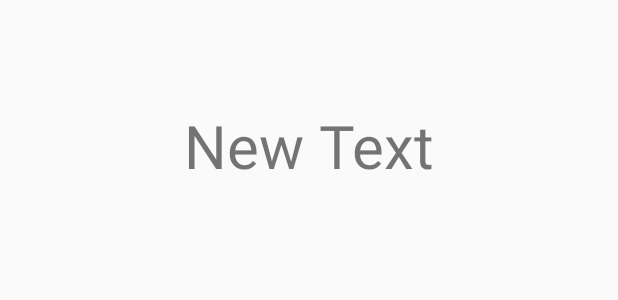
After one commit to zura03geolab/AndroidHomeworks, an Android app: the layout activity_people_detals.xml on its own in the app's theme, with its tools: preview values and no code run, on a phone screen of 412 x 824 dp. The commit adds this screen. Shown: the top 300 px of the screen. Run offline under Robolectric (Android 15) with nearby library versions, the phone set to English and light mode, and no system bars.

Commit message:
დავალება02 (დამატებულია Intent-ი. სურათს, რომ დააწვები მეორე გვერდზე გადაჰყავხარ)

```diff
--- a/Homework02/Homeworks/app/src/main/AndroidManifest.xml
+++ b/Homework02/Homeworks/app/src/main/AndroidManifest.xml
@@ -2,7 +2,7 @@
 <manifest xmlns:android="http://schemas.android.com/apk/res/android"
     package="assign2.vashakidze.zura.homeworks">
 
-    <uses-permission android:name="android.permission.INTERNET"/>
+    <uses-permission android:name="android.permission.INTERNET" />
 
     <application
         android:allowBackup="true"
@@ -17,6 +17,7 @@
                 <category android:name="android.intent.category.LAUNCHER" />
             </intent-filter>
         </activity>
+        <activity android:name=".people_detals"></activity>
     </application>
 
 </manifest>
--- a/Homework02/Homeworks/app/src/main/java/assign2/vashakidze/zura/homeworks/MainActivity.java
+++ b/Homework02/Homeworks/app/src/main/java/assign2/vashakidze/zura/homeworks/MainActivity.java
@@ -1,5 +1,6 @@
 package assign2.vashakidze.zura.homeworks;
 
+import android.content.Intent;
 import android.support.v7.app.AppCompatActivity;
 import android.os.Bundle;
 import android.view.View;
@@ -36,7 +37,10 @@ public class MainActivity extends AppCompatActivity {
             @Override
             public void onItemClick(AdapterView<?> parent, View view, int position, long id) {
                 MathCompCharacters character = (MathCompCharacters) parent.getAdapter().getItem(position);
-                Toast.makeText(getApplicationContext(), character.getName(), Toast.LENGTH_LONG).show();
+                Intent nextIntent = new Intent(view.getContext(), people_detals.class);
+                MathCompCharacters decription = (MathCompCharacters) parent.getAdapter().getItem(position);
+                nextIntent.putExtra("Description", decription.getDescription());
+                startActivity(nextIntent);
             }
         });
 
--- /dev/null
+++ b/Homework02/Homeworks/app/src/main/res/layout/activity_people_detals.xml
@@ -0,0 +1,22 @@
+<?xml version="1.0" encoding="utf-8"?>
+<RelativeLayout xmlns:android="http://schemas.android.com/apk/res/android"
+    xmlns:tools="http://schemas.android.com/tools"
+    android:layout_width="match_parent"
+    android:layout_height="match_parent"
+    android:paddingBottom="@dimen/activity_vertical_margin"
+    android:paddingLeft="@dimen/activity_horizontal_margin"
+    android:paddingRight="@dimen/activity_horizontal_margin"
+    android:paddingTop="@dimen/activity_vertical_margin"
+    tools:context="assign2.vashakidze.zura.homeworks.people_detals">
+
+    <TextView
+        android:layout_width="match_parent"
+        android:layout_height="wrap_content"
+        android:text="New Text"
+        android:id="@+id/desc"
+        android:layout_alignParentTop="true"
+        android:layout_centerHorizontal="true"
+        android:layout_marginTop="54dp"
+        android:textSize="40sp"
+        android:gravity="center" />
+</RelativeLayout>
--- a/Homework02/Homeworks/app/src/main/res/layout/people_detals.xml
+++ /dev/null
@@ -1,6 +0,0 @@
-<?xml version="1.0" encoding="utf-8"?>
-<LinearLayout xmlns:android="http://schemas.android.com/apk/res/android"
-    android:orientation="horizontal" android:layout_width="match_parent"
-    android:layout_height="match_parent">
-
-</LinearLayout>
```
Also changed, not shown: Homework02/Homeworks/app/src/main/java/assign2/vashakidze/zura/homeworks/people_detals.java (added, +20 -0 lines).
